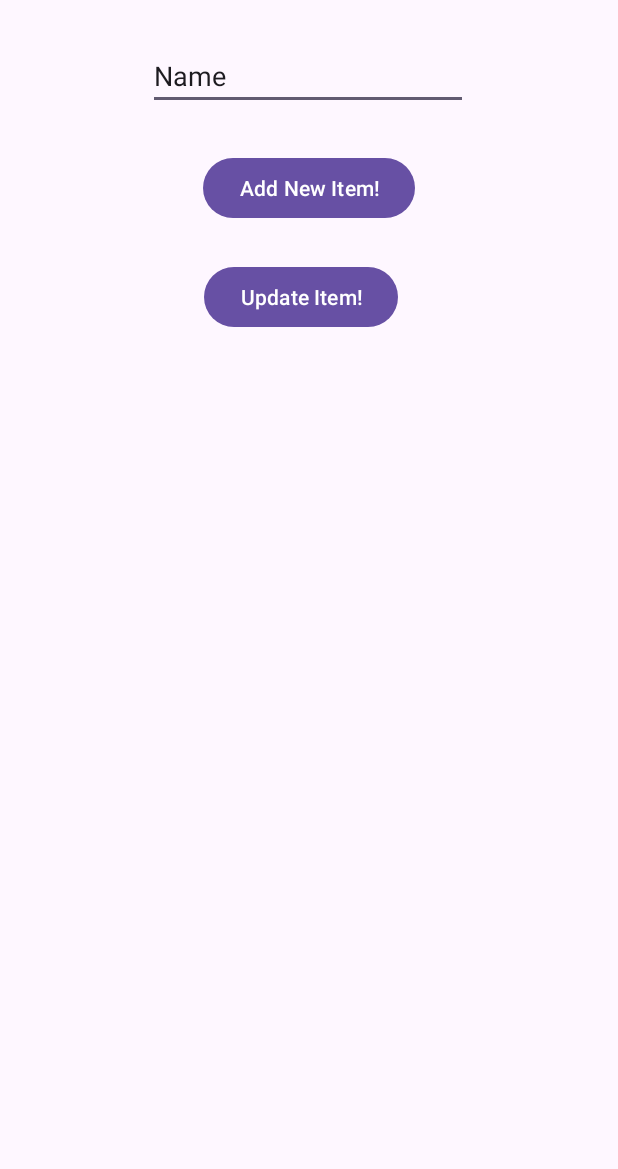
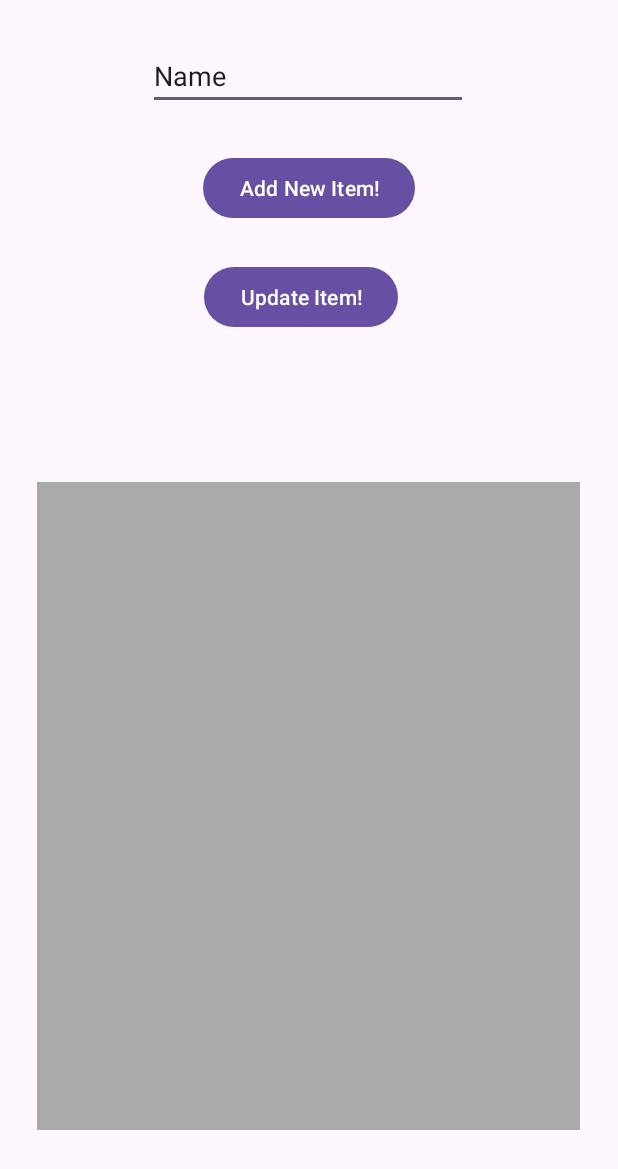
Before and after one commit to ashetty2308/MyCollegeApp, an Android app: the layout fragment_schedule.xml on its own in the app's theme, with its tools: preview values and no code run, on a phone screen of 412 x 824 dp. Shown: the top 1169 px of the screen. Run offline under Robolectric (Android 15) with nearby library versions, the phone set to English and light mode, and no system bars.

Commit message:
added new recycler view for data visualization enhancement

```diff
--- a/app/build.gradle.kts
+++ b/app/build.gradle.kts
@@ -35,11 +35,12 @@ android {
 }
 
 dependencies {
-
+    implementation("androidx.cardview:cardview:1.0.0")
     implementation("androidx.appcompat:appcompat:1.6.1")
     implementation("com.google.android.material:material:1.11.0")
     implementation("androidx.constraintlayout:constraintlayout:2.1.4")
     testImplementation("junit:junit:4.13.2")
     androidTestImplementation("androidx.test.ext:junit:1.1.5")
     androidTestImplementation("androidx.test.espresso:espresso-core:3.5.1")
+
 }
--- a/app/src/main/res/layout/fragment_schedule.xml
+++ b/app/src/main/res/layout/fragment_schedule.xml
@@ -51,18 +51,32 @@
             app:layout_constraintTop_toTopOf="parent"
             app:layout_constraintVertical_bias="0.224" />
 
-        <ListView
-            android:id="@+id/listViewId"
-            android:layout_width="280dp"
-            android:layout_height="258dp"
-            android:focusableInTouchMode="false"
-            android:isScrollContainer="false"
+<!--        <ListView-->
+<!--            android:id="@+id/listViewId"-->
+<!--            android:layout_width="280dp"-->
+<!--            android:layout_height="258dp"-->
+<!--            android:focusableInTouchMode="false"-->
+<!--            android:isScrollContainer="false"-->
+<!--            app:layout_constraintBottom_toBottomOf="parent"-->
+<!--            app:layout_constraintEnd_toEndOf="parent"-->
+<!--            app:layout_constraintHorizontal_bias="0.496"-->
+<!--            app:layout_constraintStart_toStartOf="parent"-->
+<!--            app:layout_constraintTop_toTopOf="parent"-->
+<!--            app:layout_constraintVertical_bias="0.562" />-->
+
+        <androidx.recyclerview.widget.RecyclerView
+            android:id="@+id/rvId"
+            android:layout_width="362dp"
+            android:layout_height="432dp"
+            android:scrollbars="vertical"
+            android:background="@android:color/darker_gray"
             app:layout_constraintBottom_toBottomOf="parent"
             app:layout_constraintEnd_toEndOf="parent"
-            app:layout_constraintHorizontal_bias="0.496"
+            app:layout_constraintHorizontal_bias="0.489"
             app:layout_constraintStart_toStartOf="parent"
             app:layout_constraintTop_toTopOf="parent"
-            app:layout_constraintVertical_bias="0.562" />
+            app:layout_constraintVertical_bias="0.819" />
+
     </androidx.constraintlayout.widget.ConstraintLayout>
 
 </androidx.constraintlayout.widget.ConstraintLayout>
```
Also changed, not shown: app/src/main/java/com/example/mycollegeapp/ScheduleFragment.java (+107 -55 lines), app/src/main/java/com/example/mycollegeapp/ScheduleIntent.java (+15 -1 lines).
